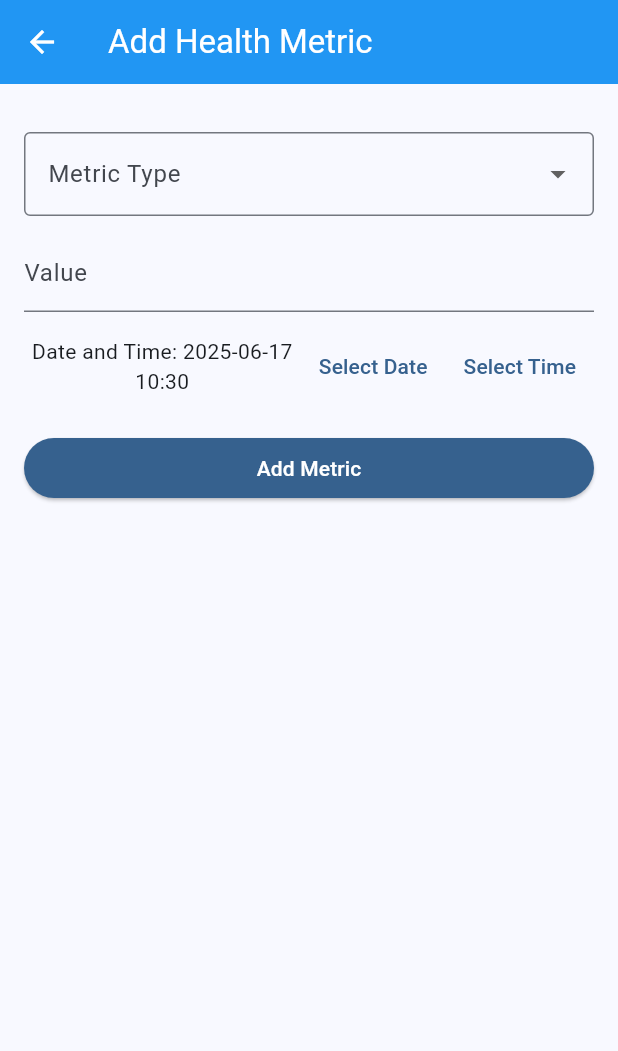
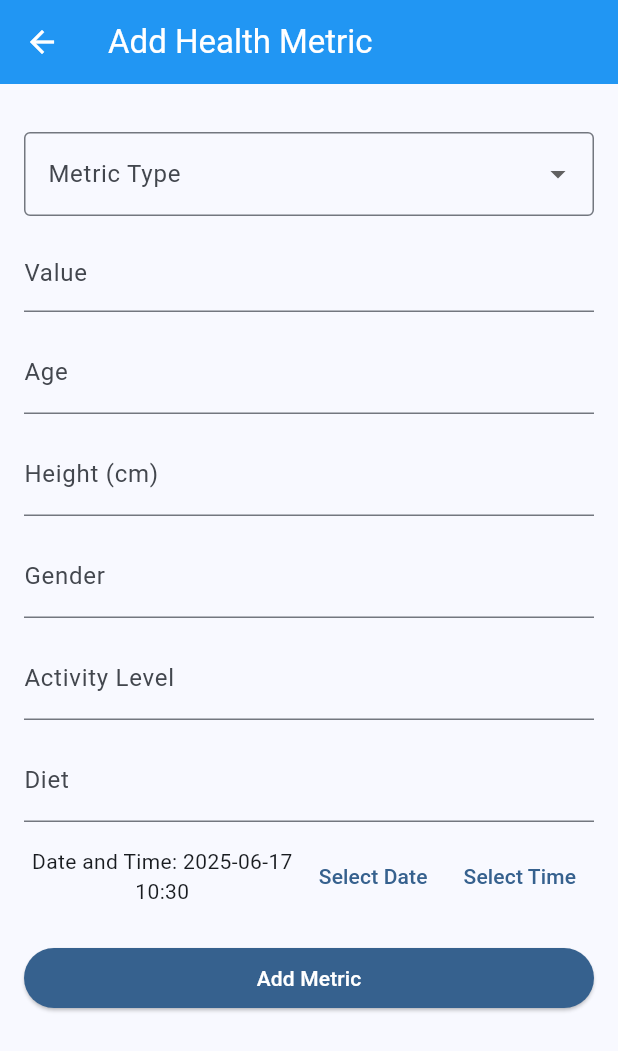
Before and after one commit to Subha8371/HealthTracker, a Flutter app: the screen it shows after launch, after a tap on "Get Daily Health Tip (Gemini)", after a tap on "Add Health Metric", on a phone screen of 412 x 824 dp. Shown: the top 1051 px of the screen. Run offline on Flutter 3.47's test engine with Material 3 defaults, Android fonts, the phone set to English and light mode, and no system bars; our stand-ins replace get, sqflite; accounts and stored records are empty; network calls fail.

Commit message:
3rd_commit

```diff
--- a/lib/main.dart
+++ b/lib/main.dart
@@ -176,7 +176,9 @@ class HomeScreen extends StatelessWidget {
               child: ElevatedButton(
                 onPressed: () async {
                   isLoading.value = true;
+                  print('Sending metrics: ' + healthController.metrics.toString());
                   final tip = await geminiApiService.getHealthTipFromMetrics(healthController.metrics);
+                  print('Gemini API response: ' + (tip ?? 'null'));
                   dailySuggestion.value = tip ?? 'No tip found.';
                   isLoading.value = false;
                 },
@@ -204,6 +206,15 @@ class HomeScreen extends StatelessWidget {
               ),
             ),
           ),
+          Padding(
+            padding: const EdgeInsets.all(16.0),
+            child: Obx(() => SingleChildScrollView(
+                  child: Text(
+                    dailySuggestion.value,
+                    style: textTheme.bodyLarge,
+                  ),
+                )),
+          ),
         ],
       ),
     );
--- a/lib/models/health_metric.dart
+++ b/lib/models/health_metric.dart
@@ -10,6 +10,11 @@ class HealthMetric {
   DateTime? bedtime;
   DateTime? wakeUpTime;
   int? awakenings;
+  int? age;
+  double? height; // in cm
+  String? gender;
+  String? activityLevel;
+  String? diet;
 
   HealthMetric({
     required this.id,
@@ -21,6 +26,11 @@ class HealthMetric {
     this.bedtime,
     this.wakeUpTime,
     this.awakenings,
+    this.age,
+    this.height,
+    this.gender,
+    this.activityLevel,
+    this.diet,
   });
 
   // Optional: for future use with data storage
@@ -35,6 +45,11 @@ class HealthMetric {
       'bedtime': bedtime?.toIso8601String(),
       'wakeUpTime': wakeUpTime?.toIso8601String(),
       'awakenings': awakenings,
+      'age': age,
+      'height': height,
+      'gender': gender,
+      'activityLevel': activityLevel,
+      'diet': diet,
     };
   }
 
@@ -50,6 +65,11 @@ class HealthMetric {
       bedtime: json['bedtime'] != null ? DateTime.parse(json['bedtime']) : null,
       wakeUpTime: json['wakeUpTime'] != null ? DateTime.parse(json['wakeUpTime']) : null,
       awakenings: json['awakenings'],
+      age: json['age'],
+      height: (json['height'] as num?)?.toDouble(),
+      gender: json['gender'],
+      activityLevel: json['activityLevel'],
+      diet: json['diet'],
     );
   }
 }
--- a/lib/screens/add_metric_screen.dart
+++ b/lib/screens/add_metric_screen.dart
@@ -18,6 +18,11 @@ class _AddMetricScreenState extends State<AddMetricScreen> {
   final TextEditingController _sleepDurationController = TextEditingController();
   final TextEditingController _sleepQualityController = TextEditingController();
   final TextEditingController _awakeningsController = TextEditingController();
+  final TextEditingController _ageController = TextEditingController();
+  final TextEditingController _heightController = TextEditingController();
+  final TextEditingController _genderController = TextEditingController();
+  final TextEditingController _activityLevelController = TextEditingController();
+  final TextEditingController _dietController = TextEditingController();
   final Uuid _uuid = Uuid();
   bool _isLoading = false;
   MetricType? _selectedMetricType;
@@ -26,6 +31,11 @@ class _AddMetricScreenState extends State<AddMetricScreen> {
   DateTime? _bedtime;
   DateTime? _wakeUpTime;
   int? _awakenings;
+  int? _age;
+  double? _height;
+  String? _gender;
+  String? _activityLevel;
+  String? _diet;
 
   final HealthController healthController = Get.find();
 
@@ -35,6 +45,11 @@ class _AddMetricScreenState extends State<AddMetricScreen> {
     _sleepDurationController.dispose();
     _sleepQualityController.dispose();
     _awakeningsController.dispose();
+    _ageController.dispose();
+    _heightController.dispose();
+    _genderController.dispose();
+    _activityLevelController.dispose();
+    _dietController.dispose();
     super.dispose();
   }
 
@@ -230,6 +245,49 @@ class _AddMetricScreenState extends State<AddMetricScreen> {
               ),
               SizedBox(height: 12.0),
             ],
+            // Add new fields for more context
+            TextField(
+              controller: _ageController,
+              decoration: InputDecoration(labelText: 'Age'),
+              keyboardType: TextInputType.number,
+              onChanged: (value) {
+                _age = int.tryParse(value);
+              },
+            ),
+            SizedBox(height: 12.0),
+            TextField(
+              controller: _heightController,
+              decoration: InputDecoration(labelText: 'Height (cm)'),
+              keyboardType: TextInputType.numberWithOptions(decimal: true),
+              onChanged: (value) {
+                _height = double.tryParse(value);
+              },
+            ),
+            SizedBox(height: 12.0),
+            TextField(
+              controller: _genderController,
+              decoration: InputDecoration(labelText: 'Gender'),
+              onChanged: (value) {
+                _gender = value;
+              },
+            ),
+            SizedBox(height: 12.0),
+            TextField(
+              controller: _activityLevelController,
+              decoration: InputDecoration(labelText: 'Activity Level'),
+              onChanged: (value) {
+                _activityLevel = value;
+              },
+            ),
+            SizedBox(height: 12.0),
+            TextField(
+              controller: _dietController,
+              decoration: InputDecoration(labelText: 'Diet'),
+              onChanged: (value) {
+                _diet = value;
+              },
+            ),
+            SizedBox(height: 12.0),
             Row(
               mainAxisAlignment: MainAxisAlignment.spaceBetween,
               children: [
@@ -299,6 +357,11 @@ class _AddMetricScreenState extends State<AddMetricScreen> {
       bedtime: _bedtime,
       wakeUpTime: _wakeUpTime,
       awakenings: _awakenings,
+      age: _age,
+      height: _height,
+      gender: _gender,
+      activityLevel: _activityLevel,
+      diet: _diet,
     );
 
     await healthController.addMetric(newMetric);
@@ -307,6 +370,11 @@ class _AddMetricScreenState extends State<AddMetricScreen> {
     _sleepDurationController.clear();
     _sleepQualityController.clear();
     _awakeningsController.clear();
+    _ageController.clear();
+    _heightController.clear();
+    _genderController.clear();
+    _activityLevelController.clear();
+    _dietController.clear();
 
     setState(() {
       _selectedMetricType = null;
@@ -317,6 +385,11 @@ class _AddMetricScreenState extends State<AddMetricScreen> {
       _bedtime = null;
       _wakeUpTime = null;
       _awakenings = null;
+      _age = null;
+      _height = null;
+      _gender = null;
+      _activityLevel = null;
+      _diet = null;
       _isLoading = false;
     });
 
--- a/lib/services/gemini_api_service.dart
+++ b/lib/services/gemini_api_service.dart
@@ -34,12 +34,29 @@ class GeminiApiService {
     }
   }
 
+  // Helper to get latest metric of each type
+  List<HealthMetric> getLatestMetrics(List<HealthMetric> metrics) {
+    final Map<MetricType, HealthMetric> latest = {};
+    for (final m in metrics) {
+      if (!latest.containsKey(m.type) || m.date.isAfter(latest[m.type]!.date)) {
+        latest[m.type] = m;
+      }
+    }
+    return latest.values.toList();
+  }
+
   Future<String?> getHealthTipFromMetrics(List<HealthMetric> metrics) async {
+    final latestMetrics = getLatestMetrics(metrics);
     // Convert metrics to a readable string for the prompt
-    String input = metrics.map((m) {
+    String input = latestMetrics.map((m) {
       String details = '${m.type.displayName}: ${m.value} ${m.type.unit} on ${m.date.toIso8601String()}';
+      if (m.age != null) details += ', Age: ${m.age}';
+      if (m.height != null) details += ', Height: ${m.height} cm';
+      if (m.gender != null) details += ', Gender: ${m.gender}';
+      if (m.activityLevel != null) details += ', Activity Level: ${m.activityLevel}';
+      if (m.diet != null) details += ', Diet: ${m.diet}';
       if (m.type == MetricType.sleep) {
-        details += ', Sleep Duration: \\${m.sleepDuration ?? "-"} min, Quality: \\${m.sleepQuality ?? "-"}/5, Awakenings: \\${m.awakenings ?? "-"}';
+        details += ', Sleep Duration: ${m.sleepDuration ?? "-"} min, Quality: ${m.sleepQuality ?? "-"}/5, Awakenings: ${m.awakenings ?? "-"}';
       }
       return details;
     }).join('; ');
```
